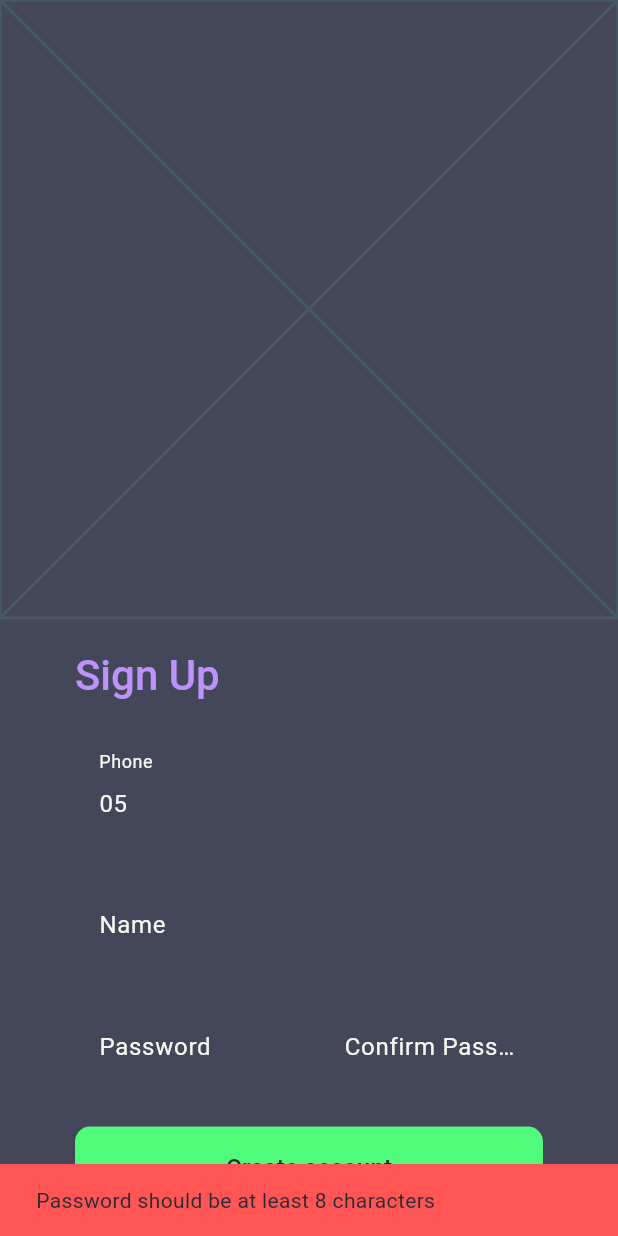
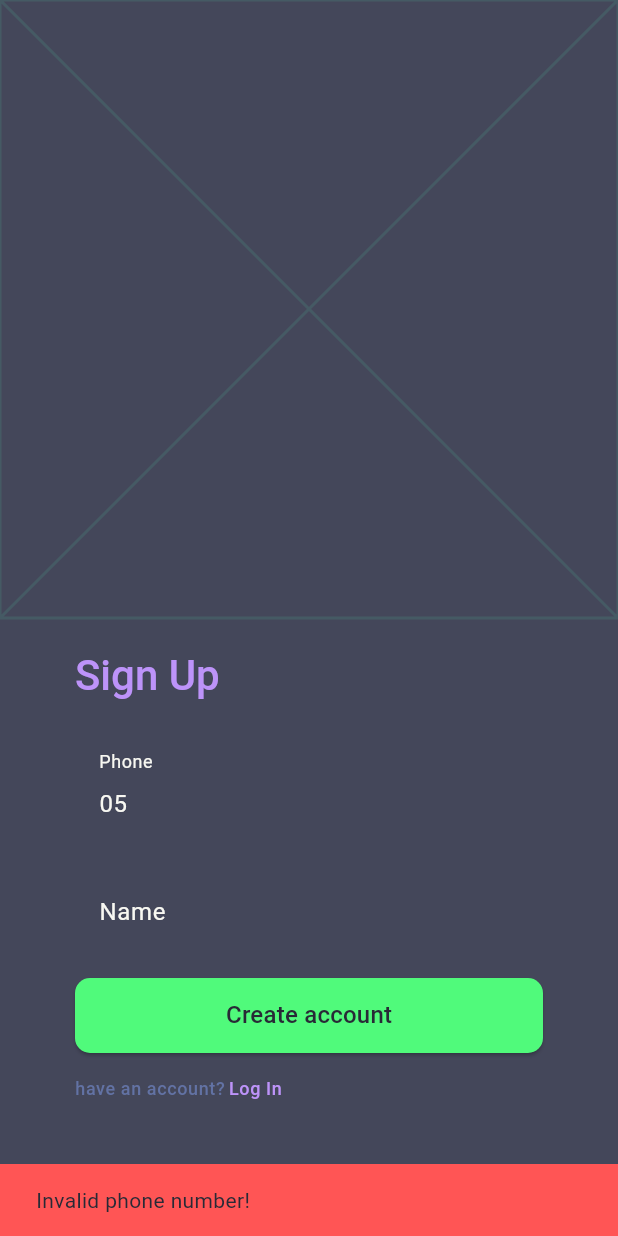
Before and after one commit to SimBoi/supreme-octo-eureka, a Flutter app: the screen it shows after launch, after a tap on "Create account", on a phone screen of 412 x 824 dp. Run offline on Flutter 3.47's test engine with Material 3 defaults, Android fonts, the phone set to English and light mode, and no system bars; our stand-ins replace gap, shared_preferences; missing offline and left inert: flutter_timer_countdown, omni_datetime_picker; accounts and stored records are empty.

Commit message:
auth verification and sessions + teachers app

```diff
--- a/lib/Customers/customers_order_lesson_page.dart
+++ b/lib/Customers/customers_order_lesson_page.dart
@@ -1,5 +1,3 @@
-import 'dart:math';
-
 import 'package:flutter/material.dart';
 import 'package:gap/gap.dart';
 import 'package:omni_datetime_picker/omni_datetime_picker.dart';
--- a/lib/authentication/auth_logic.dart
+++ b/lib/authentication/auth_logic.dart
@@ -24,23 +24,36 @@ Future<void> saveCredentials(String newPhone, String newPassword) async {
   prefs.setString('password', newPassword);
 }
 
-Future<bool> login(String phone, String password, AppState appState) async {
-  // check if phone or password are empty
-  if (phone == '' || password == '') {
-    appState.showErrorSnackBar('Phone and password are required!');
-    return false;
-  }
+Future<String> getAccountType(String phone, AppState appState) async {
+  var response = await appState.dbRequest(
+    body: {
+      'Action': 'GetAccountType',
+      'Phone': phone,
+    },
+  );
 
-  // convert phone from the format 05XXXXXXXX to the format 9725XXXXXXXX
-  if (phone.length != 12 || !phone.startsWith('972')) {
-    if (phone.length == 10 && phone.startsWith('05')) {
-      phone = '972${phone.substring(1)}';
-    } else {
-      appState.showErrorSnackBar('Invalid phone number!');
-      return false;
+  if (response.statusCode == 200) {
+    try {
+      var jsonResponse = json.decode(response.body);
+      if (jsonResponse['Result'] == 'CUSTOMER') {
+        return 'Customer';
+      } else if (jsonResponse['Result'] == 'TEACHER') {
+        return 'Teacher';
+      } else if (jsonResponse['Result'] == 'PHONE_DOESNT_EXIST') {
+        return 'None';
+      }
+      throw jsonResponse['Result'];
+    } on FormatException {
+      appState.showErrorSnackBar('Json Format Error');
+    } catch (e) {
+      appState.showErrorSnackBar(e.toString());
     }
   }
 
+  return 'ERROR';
+}
+
+Future<bool> login(String phone, String password, AppState appState) async {
   var response = await appState.dbRequest(
     body: {
       'Action': 'Login',
@@ -57,24 +70,6 @@ Future<bool> login(String phone, String password, AppState appState) async {
       if (jsonResponse['Result'] == 'CUSTOMER') {
         await saveCredentials(phone, password);
 
-        var jsonAppointments = json.decode(jsonResponse['CurrentAppointments']);
-        List<Lesson> appointments = [];
-        for (var jsonAppointment in jsonAppointments) {
-          appointments.add(Lesson(
-            studentID: jsonAppointment['StudentID'] as int,
-            studentName: jsonAppointment['StudentName'] as String,
-            studentPhone: jsonAppointment['StudentPhone'] as String,
-            teacherID: jsonAppointment['TeacherID'] as int,
-            teacherName: jsonAppointment['TeacherName'] as String,
-            teacherPhone: jsonAppointment['TeacherPhone'] as String,
-            title: jsonAppointment['Title'] as String,
-            startTimestamp: jsonAppointment['StartTimestamp'] as int,
-            durationMinutes: jsonAppointment['DurationMinutes'] as int,
-            isPending: jsonAppointment['IsPending'] as bool,
-            link: jsonAppointment['Link'] as String,
-          ));
-        }
-
         appState.accountType = AccountType.customer;
         appState.currentCustomer = Customer(
           id: int.parse(jsonResponse['ID']),
@@ -82,30 +77,12 @@ Future<bool> login(String phone, String password, AppState appState) async {
           phone: phone,
           password: password,
           oneSignalID: '123', // TODO: get the real OneSignal ID
-          isVerified: jsonResponse['IsVerified'] == '1',
-          currentAppointments: appointments,
+          currentAppointments: Lesson.fromJsonArray(jsonResponse['CurrentAppointments']),
         );
+
         return true;
       } else if (jsonResponse['Result'] == 'TEACHER') {
         await saveCredentials(phone, password);
-
-        var jsonAppointments = json.decode(jsonResponse['CurrentAppointments']);
-        List<Lesson> appointments = [];
-        for (var jsonAppointment in jsonAppointments) {
-          appointments.add(Lesson(
-            studentID: jsonAppointment['StudentID'] as int,
-            studentName: jsonAppointment['StudentName'] as String,
-            studentPhone: jsonAppointment['StudentPhone'] as String,
-            teacherID: jsonAppointment['TeacherID'] as int,
-            teacherName: jsonAppointment['TeacherName'] as String,
-            teacherPhone: jsonAppointment['TeacherPhone'] as String,
-            title: jsonAppointment['Title'] as String,
-            startTimestamp: jsonAppointment['StartTimestamp'] as int,
-            durationMinutes: jsonAppointment['DurationMinutes'] as int,
-            isPending: jsonAppointment['IsPending'] as bool,
-            link: jsonAppointment['Link'] as String,
-          ));
-        }
 
         appState.accountType = AccountType.teacher;
         appState.currentTeacher = Teacher(
@@ -114,8 +91,9 @@ Future<bool> login(String phone, String password, AppState appState) async {
           phone: phone,
           password: password,
           oneSignalID: '123', // TODO: get the real OneSignal ID
-          currentAppointments: appointments,
+          currentAppointments: Lesson.fromJsonArray(jsonResponse['CurrentAppointments']),
         );
+
         return true;
       } else if (jsonResponse['Result'] == 'PHONE_DOESNT_EXIST') {
         appState.showErrorSnackBar('Wrong phone number!');
@@ -146,29 +124,9 @@ Future<void> logout(AppState appState) async {
   appState.currentTeacher = null;
 }
 
-bool isPasswordStrong(String password, AppState appState) {
-  if (password.length < 8) {
-    appState.showErrorSnackBar('Password should be at least 8 characters');
-    return false;
-  }
-  if (!RegExp(r'(?=.*\p{L})', unicode: true).hasMatch(password)) {
-    appState.showErrorSnackBar('Password should contain at least one letter');
-    return false;
-  }
-  if (!RegExp(r'(?=.*\d)').hasMatch(password)) {
-    appState.showErrorSnackBar('Password should contain at least one number');
-    return false;
-  }
-  if (!RegExp(r'(?=.*[!@#$%^&*(),.?":{}|<>_-])').hasMatch(password)) {
-    appState.showErrorSnackBar('Password should contain at least one special character (!@#\$%^&*(),.?":{}|<>_-)');
-    return false;
-  }
-  return true;
-}
-
-Future<bool> signup(String phone, String password, String username, AppState appState) async {
+Future<bool> signup(String phone, String username, AppState appState) async {
   // check if phone or password are empty
-  if (phone == '' || password == '') {
+  if (phone == '') {
     appState.showErrorSnackBar('Phone and password are required!');
     return false;
   }
@@ -186,7 +144,6 @@ Future<bool> signup(String phone, String password, String username, AppState app
       'Action': 'Signup',
       'AccountType': 'Customer',
       'Phone': phone,
-      'Password': password,
       'Username': username,
       'OneSignalID': '123', // TODO: get the real OneSignal ID
     },
@@ -196,15 +153,14 @@ Future<bool> signup(String phone, String password, String username, AppState app
     try {
       var jsonResponse = json.decode(response.body);
       if (jsonResponse['Result'] == 'SUCCESS') {
-        await saveCredentials(phone, password);
+        await saveCredentials(phone, "");
         appState.accountType = AccountType.customer;
         appState.currentCustomer = Customer(
           id: 0,
           username: username,
           phone: phone,
-          password: password,
+          password: "",
           oneSignalID: '',
-          isVerified: false,
           currentAppointments: List.empty(),
         );
         return true;
@@ -232,13 +188,12 @@ Future<
     (
       bool,
       int
-    )> requestVerification(String phone, String password, AppState appState) async {
+    )> requestVerification(String phone, AppState appState) async {
   var response = await appState.dbRequest(
     body: {
       'Action': 'RequestVerificationCode',
-      'AccountType': 'Customer',
+      'AccountType': appState.accountType == AccountType.customer ? 'Customer' : 'Teacher',
       'Phone': phone,
-      'Password': password,
       'Language': appState.language,
     },
   );
@@ -287,13 +242,12 @@ Future<
   );
 }
 
-Future<bool> verifyPhone(String phone, String password, String verificationCode, AppState appState) async {
+Future<bool> verifyPhone(String phone, String verificationCode, AppState appState) async {
   var response = await appState.dbRequest(
     body: {
       'Action': 'VerifyPhone',
-      'AccountType': 'Customer',
+      'AccountType': appState.accountType == AccountType.customer ? 'Customer' : 'Teacher',
       'Phone': phone,
-      'Password': password,
       'VerificationCode': verificationCode,
     },
   );
@@ -302,6 +256,12 @@ Future<bool> verifyPhone(String phone, String password, String verificationCode,
     try {
       var jsonResponse = json.decode(response.body);
       if (jsonResponse['Result'] == 'SUCCESS') {
+        if (appState.accountType == AccountType.customer) {
+          appState.currentCustomer!.password = jsonResponse['GeneratedPassword'];
+        } else {
+          appState.currentTeacher!.password = jsonResponse['GeneratedPassword'];
+        }
+
         appState.showMsgSnackBar('Phone number verified successfully!');
         return true;
       } else if (jsonResponse['Result'] == 'PHONE_ALREADY_VERIFIED') {
--- a/lib/authentication/auth_main.dart
+++ b/lib/authentication/auth_main.dart
@@ -29,7 +29,7 @@ class _AuthMainState extends State<AuthMain> {
           isLoading = false;
         });
       }
-      if ((appState.accountType == AccountType.customer && appState.currentCustomer!.isVerified) || (appState.accountType == AccountType.teacher)) {
+      if (appState.accountType == AccountType.customer || appState.accountType == AccountType.teacher) {
         Navigator.of(context).popUntil((route) => false);
         Navigator.of(context).pushNamed('/${appState.accountType.name}/root');
       } else {
--- a/lib/authentication/login.dart
+++ b/lib/authentication/login.dart
@@ -13,7 +13,6 @@ class LoginPage extends StatelessWidget {
   final TextEditingController _phoneController = TextEditingController(
     text: '05',
   );
-  final TextEditingController _passController = TextEditingController();
 
   @override
   Widget build(BuildContext context) {
@@ -66,24 +65,10 @@ class LoginPage extends StatelessWidget {
                     ),
                   ),
                 ),
-                const Gap(25),
-                SizedBox(
-                  height: 56,
-                  child: TextField(
-                    controller: _passController,
-                    obscureText: true,
-                    decoration: const InputDecoration(
-                      border: OutlineInputBorder(
-                        borderRadius: BorderRadius.all(Radius.circular(10)),
-                      ),
-                      labelText: 'Password',
-                    ),
-                  ),
-                ),
-                const Gap(25),
+                const Gap(16),
                 SizedBox(
                   width: double.maxFinite,
-                  height: 56,
+                  height: 50,
                   child: ElevatedButton(
                     onPressed: () => _onLoginButtonPressed(context, appState),
                     style: ElevatedButton.styleFrom(
@@ -102,7 +87,7 @@ class LoginPage extends StatelessWidget {
                     ),
                   ),
                 ),
-                const Gap(15),
+                const Gap(16),
                 Row(
                   children: [
                     Text(
@@ -127,14 +112,6 @@ class LoginPage extends StatelessWidget {
                     ),
                   ],
                 ),
-                const Gap(15),
-                Text(
-                  'Forgot Password?',
-                  style: theme.textTheme.bodySmall?.copyWith(
-                    color: theme.colorScheme.primary,
-                    fontWeight: FontWeight.w500,
-                  ),
-                ),
               ],
             ),
           ),
@@ -144,13 +121,56 @@ class LoginPage extends StatelessWidget {
   }
 
   void _onLoginButtonPressed(BuildContext context, AppState appState) async {
-    bool result = await login(_phoneController.text, _passController.text, appState);
-    if (result && context.mounted) {
-      appState.showMsgSnackBar('Logged in successfully!');
-      if (appState.accountType == AccountType.customer && !appState.currentCustomer!.isVerified) {
-        if (!(await Navigator.of(context).pushNamed('/auth/verify_phone') as bool)) {
-          return;
-        }
+    String phone = _phoneController.text;
+
+    // check if phone is valid
+    if (phone == '') {
+      appState.showErrorSnackBar('Phone is required!');
+      return;
+    } else if (phone.length != 10) {
+      appState.showErrorSnackBar('Phone number must be 10 digits!');
+      return;
+    }
+
+    // convert phone from the format 05XXXXXXXX to the format 9725XXXXXXXX
+    phone = '972${phone.substring(1)}';
+
+    String response = await getAccountType(phone, appState);
+    if (response == 'Customer') {
+      appState.accountType = AccountType.customer;
+      appState.currentCustomer = Customer(
+        id: 0,
+        username: '',
+        phone: phone,
+        password: '',
+        oneSignalID: '',
+        currentAppointments: [],
+      );
+    } else if (response == 'Teacher') {
+      appState.accountType = AccountType.teacher;
+      appState.currentTeacher = Teacher(
+        id: 0,
+        username: '',
+        phone: phone,
+        password: '',
+        oneSignalID: '',
+        currentAppointments: [],
+      );
+    } else if (response == 'None') {
+      appState.accountType = AccountType.none;
+      appState.showErrorSnackBar('Phone number is not associated with any account!');
+      return;
+    } else {
+      return;
+    }
+
+    if (context.mounted) {
+      if (!(await Navigator.of(context).pushNamed('/auth/verify_phone') as bool)) {
+        return;
+      }
+
+      if (!(await login(phone, appState.getPassword(), appState))) {
+        return;
       }
 
       if (context.mounted) {
--- a/lib/authentication/sign_up.dart
+++ b/lib/authentication/sign_up.dart
@@ -13,8 +13,6 @@ class SingUpPage extends StatelessWidget {
     text: '05',
   );
   final TextEditingController _usernameController = TextEditingController();
-  final TextEditingController _passController = TextEditingController();
-  final TextEditingController _repassController = TextEditingController();
 
   @override
   Widget build(BuildContext context) {
@@ -67,7 +65,7 @@ class SingUpPage extends StatelessWidget {
                     ),
                   ),
                 ),
-                const Gap(25),
+                const Gap(16),
                 SizedBox(
                   height: 56,
                   child: TextField(
@@ -92,62 +90,17 @@ class SingUpPage extends StatelessWidget {
                     ),
                   ),
                 ),
-                const Gap(25),
-                Row(
-                  // mainAxisAlignment: MainAxisAlignment.spaceBetween,
-                  children: [
-                    Expanded(
-                      child: SizedBox(
-                        width: double.infinity,
-                        height: 56,
-                        child: TextField(
-                          controller: _passController,
-                          obscureText: true,
-                          decoration: const InputDecoration(
-                            border: OutlineInputBorder(
-                              borderRadius: BorderRadius.all(Radius.circular(10)),
-                            ),
-                            labelText: 'Password',
-                          ),
-                        ),
-                      ),
-                    ),
-                    const Gap(15),
-                    Expanded(
-                      child: SizedBox(
-                        width: double.infinity,
-                        height: 56,
-                        child: TextField(
-                          controller: _repassController,
-                          obscureText: true,
-                          decoration: const InputDecoration(
-                            border: OutlineInputBorder(
-                              borderRadius: BorderRadius.all(Radius.circular(10)),
-                            ),
-                            labelText: 'Confirm Password',
-                          ),
-                        ),
-                      ),
-                    ),
-                  ],
-                ),
-                const Gap(25),
+                const Gap(16),
                 SizedBox(
                   width: double.infinity,
-                  height: 56,
+                  height: 50,
                   child: ElevatedButton(
                     onPressed: () async {
-                      if (!isPasswordStrong(_passController.text, appState)) {
-                        return;
-                      } else if (_passController.text != _repassController.text) {
-                        appState.showErrorSnackBar('Passwords do not match!');
-                      } else {
-                        bool result = await signup(_phoneController.text, _passController.text, _usernameController.text, appState);
-                        if (result && context.mounted) {
-                          appState.showMsgSnackBar('Account created successfully!');
-                          pageController.jumpToPage(1);
-                          Navigator.of(context).pushNamed('/auth/verify_phone');
-                        }
+                      bool result = await signup(_phoneController.text, _usernameController.text, appState);
+                      if (result && context.mounted) {
+                        appState.showMsgSnackBar('Account created successfully!');
+                        pageController.jumpToPage(1);
+                        Navigator.of(context).pushNamed('/auth/verify_phone');
                       }
                     },
                     style: ElevatedButton.styleFrom(
@@ -166,7 +119,7 @@ class SingUpPage extends StatelessWidget {
                     ),
                   ),
                 ),
-                const Gap(15),
+                const Gap(16),
                 Row(
                   children: [
                     Text(
--- a/lib/authentication/verify.dart
+++ b/lib/authentication/verify.dart
@@ -161,7 +161,7 @@ class VerifyPhonePage extends StatelessWidget {
     var (
       result,
       cooldown
-    ) = await requestVerification(appState.getPhoneInternationalFormat(), appState.getPassword(), appState);
+    ) = await requestVerification(appState.getPhoneInternationalFormat(), appState);
     if (result) {
       if (pageController.page == 0) {
         pageController.animateToPage(1, duration: const Duration(milliseconds: 500), curve: Curves.ease);
@@ -178,7 +178,7 @@ class VerifyPhonePage extends StatelessWidget {
       appState.showErrorSnackBar('Verification code must be ${AppState.verificationCodeLength} digits long!');
       return;
     }
-    bool result = await verifyPhone(appState.getPhoneInternationalFormat(), appState.getPassword(), _codeController.text, appState);
+    bool result = await verifyPhone(appState.getPhoneInternationalFormat(), _codeController.text, appState);
     if (result && context.mounted) {
       Navigator.of(context).pop(true);
     }
@@ -202,7 +202,6 @@ class ResendTimerState extends State<ResendTimer> {
   bool isTimerRunning = false;
 
   void resetTimer(int cooldown) {
-    print('resetting timer to $cooldown');
     setState(() {
       this.cooldown = cooldown;
       isTimerRunning = true;
--- a/pubspec.yaml
+++ b/pubspec.yaml
@@ -9,6 +9,7 @@ environment:
 dependencies:
   flutter:
     sdk: flutter
+  flutter_paypal_payment: ^1.0.6
   flutter_timer_countdown: ^1.0.7
   gap: ^3.0.1
   http: ^1.2.1
```
Also changed, not shown: lib/Teachers/teachers_edit_profile_page.dart (added, +140 -0 lines), lib/Teachers/teachers_pending_lessons_page.dart (added, +86 -0 lines), lib/Teachers/teachers_root.dart (+5 -5 lines), lib/app_state.dart (+42 -3 lines), pubspec.lock.
